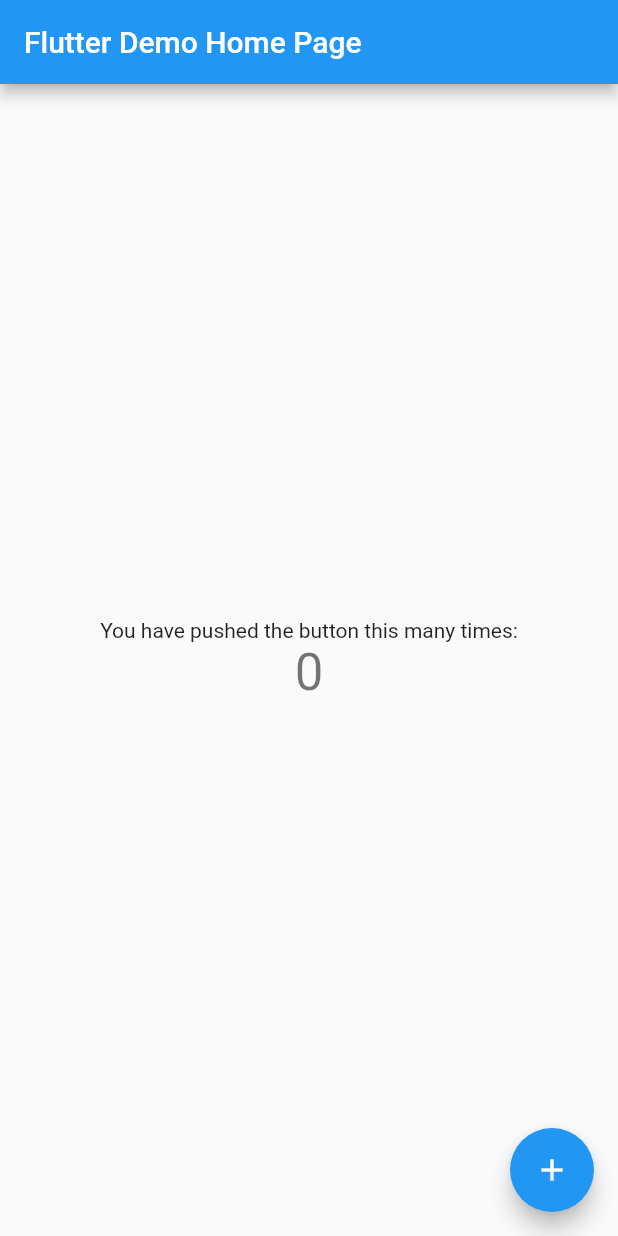
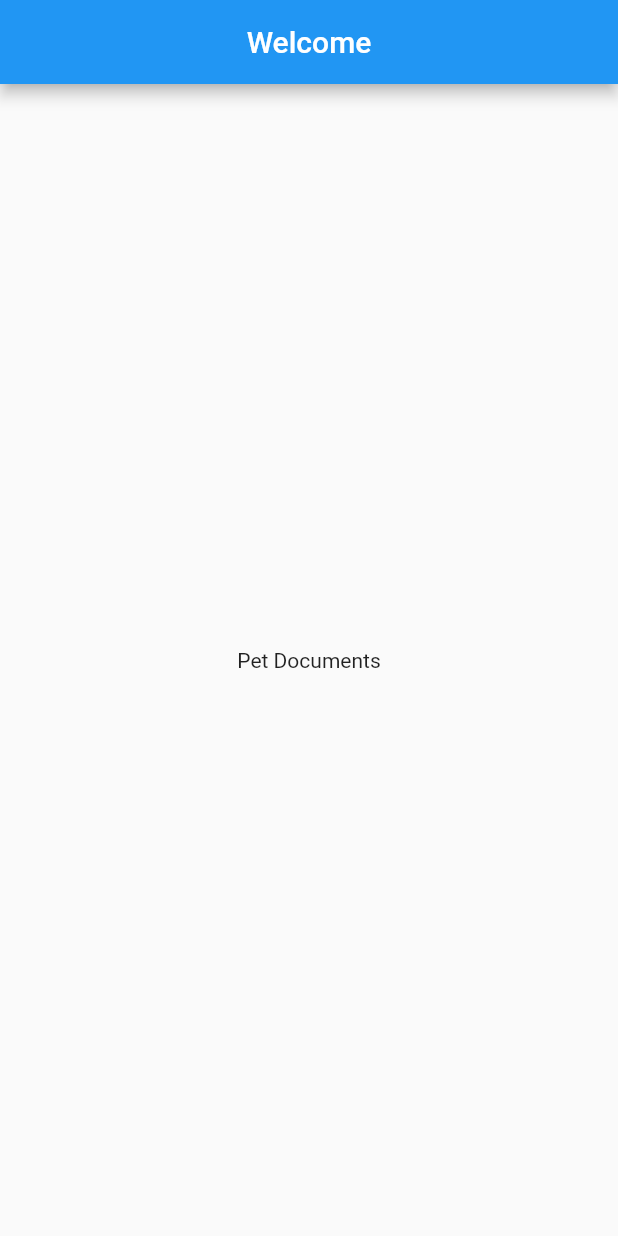
Before and after one commit to badgers-ua/pet-documents-flutter, a Flutter app: the screen it shows after launch, on a phone screen of 412 x 824 dp. Run offline on Flutter 3.47's test engine with Material 2 defaults, Android fonts, the phone set to English and light mode, and no system bars; our stand-ins replace firebase_core, firebase_messaging; accounts and stored records are empty.

Commit message:
[WIP] Sign in screen

```diff
--- a/lib/main.dart
+++ b/lib/main.dart
@@ -1,6 +1,7 @@
 import 'package:firebase_core/firebase_core.dart';
 import 'package:firebase_messaging/firebase_messaging.dart';
 import 'package:flutter/material.dart';
+import 'package:pdoc/screens/sign_in_screen.dart';
 
 Future<void> main() async {
   WidgetsFlutterBinding.ensureInitialized();
@@ -16,32 +17,17 @@ class MyApp extends StatelessWidget {
       title: 'Flutter Demo',
       theme: ThemeData.light(),
       darkTheme: ThemeData.dark(),
-      home: MyHomePage(title: 'Flutter Demo Home Page'),
+      home: MainScreen(),
     );
   }
 }
 
-class MyHomePage extends StatefulWidget {
-  MyHomePage({Key? key, required this.title}) : super(key: key);
-
-  // This widget is the home page of your application. It is stateful, meaning
-  // that it has a State object (defined below) that contains fields that affect
-  // how it looks.
-
-  // This class is the configuration for the state. It holds the values (in this
-  // case the title) provided by the parent (in this case the App widget) and
-  // used by the build method of the State. Fields in a Widget subclass are
-  // always marked "final".
-
-  final String title;
-
+class MainScreen extends StatefulWidget {
   @override
-  _MyHomePageState createState() => _MyHomePageState();
+  _MainScreenState createState() => _MainScreenState();
 }
 
-class _MyHomePageState extends State<MyHomePage> {
-  int _counter = 0;
-
+class _MainScreenState extends State<MainScreen> {
   @override
   void initState() {
     super.initState();
@@ -61,66 +47,8 @@ class _MyHomePageState extends State<MyHomePage> {
     });
   }
 
-  void _incrementCounter() {
-    setState(() {
-      // This call to setState tells the Flutter framework that something has
-      // changed in this State, which causes it to rerun the build method below
-      // so that the display can reflect the updated values. If we changed
-      // _counter without calling setState(), then the build method would not be
-      // called again, and so nothing would appear to happen.
-      _counter++;
-    });
-  }
-
   @override
   Widget build(BuildContext context) {
-    // This method is rerun every time setState is called, for instance as done
-    // by the _incrementCounter method above.
-    //
-    // The Flutter framework has been optimized to make rerunning build methods
-    // fast, so that you can just rebuild anything that needs updating rather
-    // than having to individually change instances of widgets.
-    return Scaffold(
-      appBar: AppBar(
-        // Here we take the value from the MyHomePage object that was created by
-        // the App.build method, and use it to set our appbar title.
-        title: Text(widget.title),
-      ),
-      body: Center(
-        // Center is a layout widget. It takes a single child and positions it
-        // in the middle of the parent.
-        child: Column(
-          // Column is also a layout widget. It takes a list of children and
-          // arranges them vertically. By default, it sizes itself to fit its
-          // children horizontally, and tries to be as tall as its parent.
-          //
-          // Invoke "debug painting" (press "p" in the console, choose the
-          // "Toggle Debug Paint" action from the Flutter Inspector in Android
-          // Studio, or the "Toggle Debug Paint" command in Visual Studio Code)
-          // to see the wireframe for each widget.
-          //
-          // Column has various properties to control how it sizes itself and
-          // how it positions its children. Here we use mainAxisAlignment to
-          // center the children vertically; the main axis here is the vertical
-          // axis because Columns are vertical (the cross axis would be
-          // horizontal).
-          mainAxisAlignment: MainAxisAlignment.center,
-          children: <Widget>[
-            Text(
-              'You have pushed the button this many times:',
-            ),
-            Text(
-              '$_counter',
-              style: Theme.of(context).textTheme.headline4,
-            ),
-          ],
-        ),
-      ),
-      floatingActionButton: FloatingActionButton(
-        onPressed: _incrementCounter,
-        tooltip: 'Increment',
-        child: Icon(Icons.add),
-      ), // This trailing comma makes auto-formatting nicer for build methods.
-    );
+    return SignInScreen();
   }
 }
--- /dev/null
+++ b/lib/screens/sign_in_screen.dart
@@ -0,0 +1,23 @@
+import 'package:flutter/material.dart';
+import 'package:flutter/widgets.dart';
+
+class SignInScreen extends StatelessWidget {
+  @override
+  Widget build(BuildContext context) {
+    return Scaffold(
+      appBar: AppBar(
+        title: Center(child: Text("Welcome")),
+      ),
+      body: Center(
+        child: Column(
+          mainAxisAlignment: MainAxisAlignment.center,
+          children: <Widget>[
+            Text(
+              'Pet Documents',
+            ),
+          ],
+        ),
+      ),
+    );
+  }
+}
```
